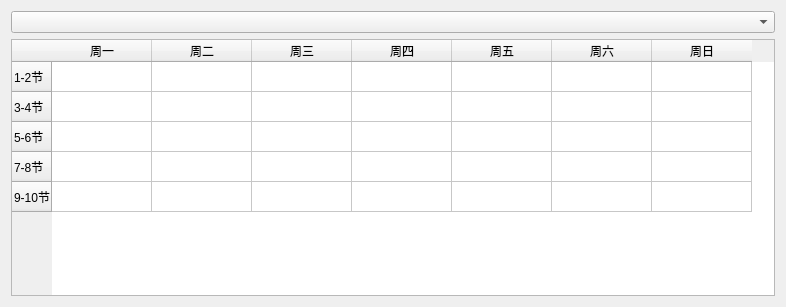
The window that design/t_page.ui (ShiWenber/ASSOY) describes before a commit, drawn with Qt 5.
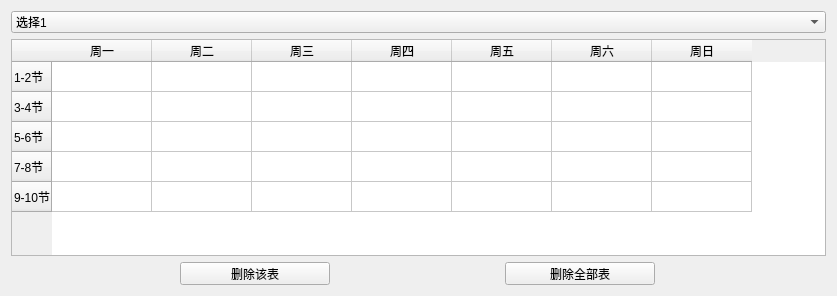
The same window after the commit.

The edit to the form file:
```diff
--- a/design/t_page.ui
+++ b/design/t_page.ui
@@ -6,8 +6,8 @@
    <rect>
     <x>0</x>
     <y>0</y>
-    <width>786</width>
-    <height>307</height>
+    <width>837</width>
+    <height>296</height>
    </rect>
   </property>
   <property name="windowTitle">
@@ -15,7 +15,33 @@
   </property>
   <layout class="QVBoxLayout" name="verticalLayout">
    <item>
-    <widget class="QComboBox" name="comboBox"/>
+    <widget class="QComboBox" name="comboBox">
+     <item>
+      <property name="text">
+       <string>选择1</string>
+      </property>
+     </item>
+     <item>
+      <property name="text">
+       <string>选择2</string>
+      </property>
+     </item>
+     <item>
+      <property name="text">
+       <string>选择3</string>
+      </property>
+     </item>
+     <item>
+      <property name="text">
+       <string>选择4</string>
+      </property>
+     </item>
+     <item>
+      <property name="text">
+       <string>选择5</string>
+      </property>
+     </item>
+    </widget>
    </item>
    <item>
     <widget class="QTableWidget" name="tableWidget">
@@ -86,6 +112,36 @@
      </item>
     </widget>
    </item>
+   <item>
+    <layout class="QHBoxLayout" name="horizontalLayout">
+     <item>
+      <widget class="QPushButton" name="pb_del">
+       <property name="maximumSize">
+        <size>
+         <width>150</width>
+         <height>23</height>
+        </size>
+       </property>
+       <property name="text">
+        <string>删除该表</string>
+       </property>
+      </widget>
+     </item>
+     <item>
+      <widget class="QPushButton" name="pb_del_all">
+       <property name="maximumSize">
+        <size>
+         <width>150</width>
+         <height>23</height>
+        </size>
+       </property>
+       <property name="text">
+        <string>删除全部表</string>
+       </property>
+      </widget>
+     </item>
+    </layout>
+   </item>
   </layout>
  </widget>
  <resources/>
```
Left out of the diff: 19 changed lines with no effect on the pictures.
